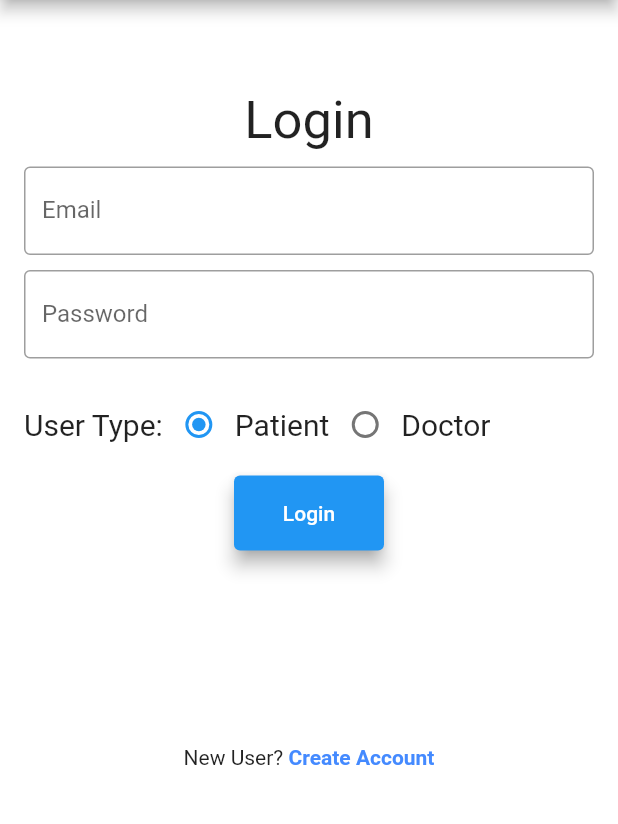
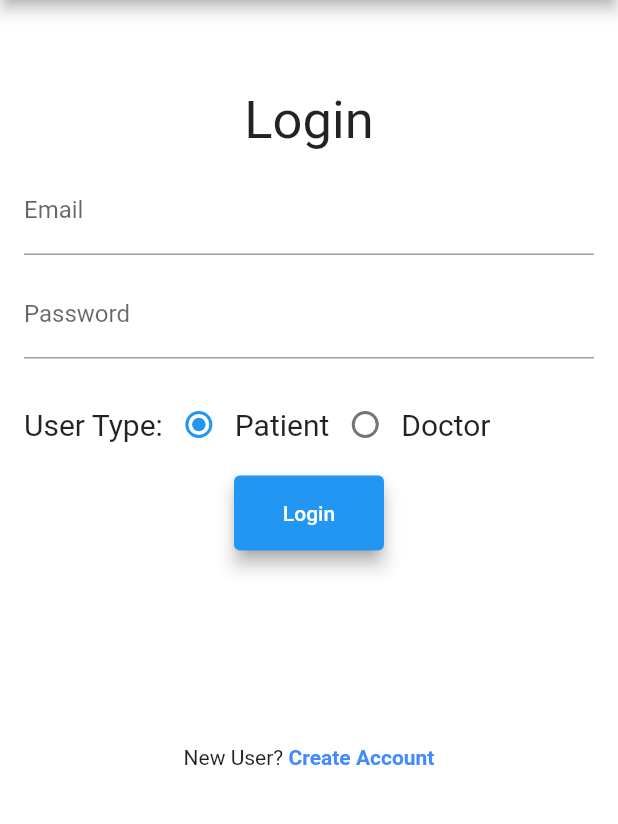
Before and after one commit to 007vedant/Flutter-Apps, a Flutter app: the screen it shows after launch, in the side drawer, after a tap on "Login", on a phone screen of 412 x 824 dp, the part 84-908 px from its top. Run offline on Flutter 3.47's test engine with Material 2 defaults, Android fonts, the phone set to English and light mode, and no system bars.

```diff
--- a/elixir/lib/loginScreen.dart
+++ b/elixir/lib/loginScreen.dart
@@ -49,23 +49,19 @@ class _LoginScreenState extends State<LoginScreen> {
             Padding(
               //padding: const EdgeInsets.only(left:16.0,right: 16.0,top:0,bottom: 0),
               padding: EdgeInsets.symmetric(horizontal: 16),
-              child: TextField(
+              child: TextFormField(
                 decoration: InputDecoration(
-                    border: OutlineInputBorder(),
-                    labelText: 'Email',
-                    hintText: 'Enter valid email id'),
+                    labelText: 'Email', hintText: 'Enter valid email id'),
               ),
             ),
             Padding(
               padding: const EdgeInsets.only(
                   left: 16.0, right: 16.0, top: 10, bottom: 0),
               //padding: EdgeInsets.symmetric(horizontal: 16),
-              child: TextField(
+              child: TextFormField(
                 obscureText: true,
                 decoration: InputDecoration(
-                    border: OutlineInputBorder(),
-                    labelText: 'Password',
-                    hintText: 'Enter password'),
+                    labelText: 'Password', hintText: 'Enter password'),
               ),
             ),
             SizedBox(
--- a/elixir/lib/main.dart
+++ b/elixir/lib/main.dart
@@ -1,5 +1,4 @@
 import 'package:flutter/material.dart';
-import 'loginScreen.dart';
 import 'homeScreen.dart';
 
 void main() {
```
